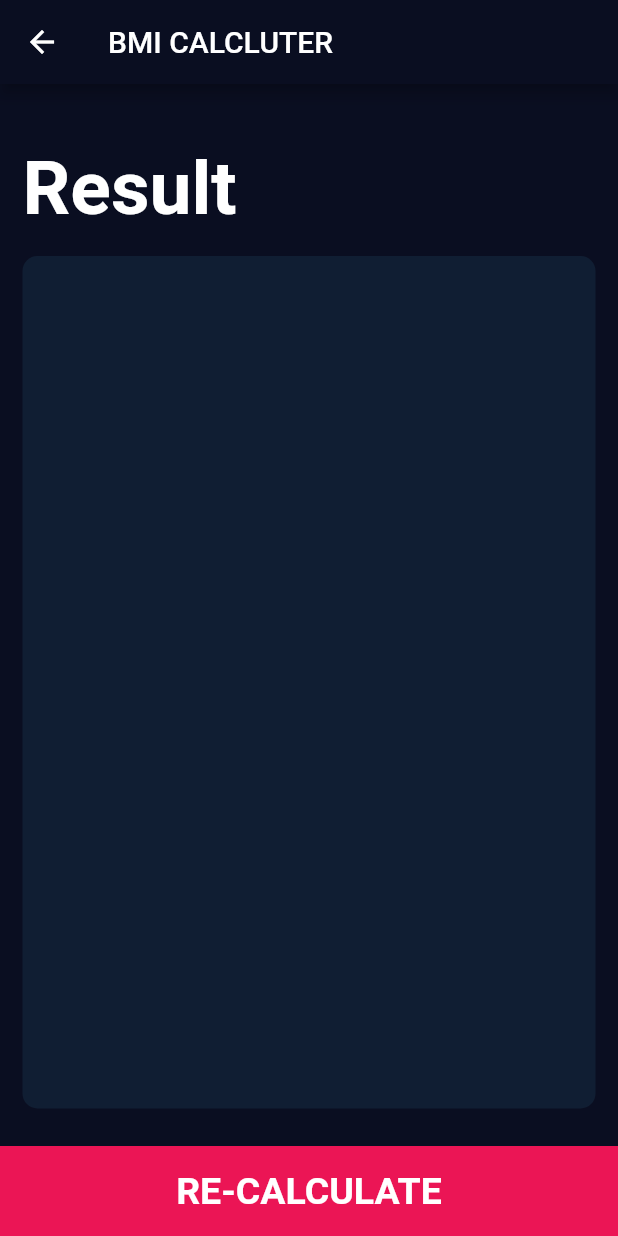
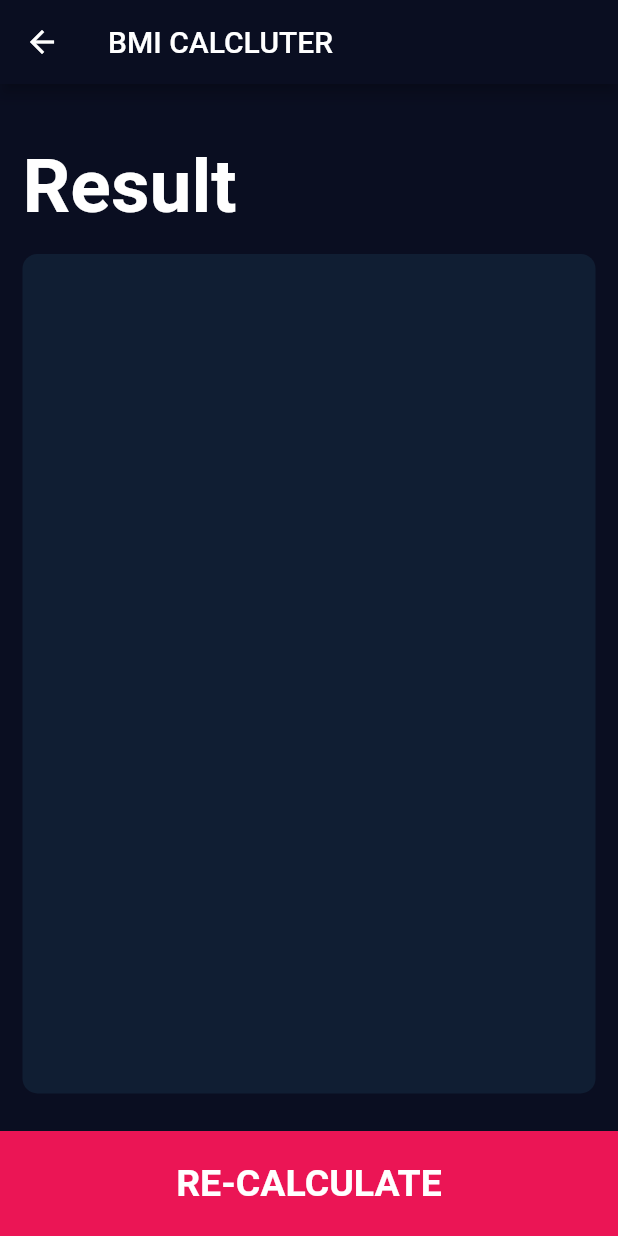
Before and after one commit to Abdelrahman0Atef/BMI-BMR-Calculator, a Flutter app: the ResultPage screen opened directly with empty values, on a phone screen of 412 x 824 dp. Run offline on Flutter 3.47's test engine with Material 2 defaults, Android fonts, the phone set to English and light mode, and no system bars; our stand-ins replace cool_alert, font_awesome_flutter; missing offline and left inert: dart:ffi.

Commit message:
second commit

```diff
--- a/lib/Components/ReresuletButton.dart
+++ /dev/null
@@ -1,26 +0,0 @@
-import 'package:flutter/material.dart';
-import 'package:bmi_calculator/consts.dart';
-
-class ReresuletButton extends StatelessWidget {
-
-  ReresuletButton({@required this.title, @required this.onTap});
-
-  final String title;
-  final Function onTap;
-
-  @override
-  Widget build(BuildContext context) {
-    return GestureDetector(
-      onTap: onTap,
-      child: Container(
-        child: Center(
-            child: Text(title,style: kResultbutton,)
-        ),
-        margin: EdgeInsets.only(top: 10),
-        color: kBottomcontainercolor,
-        width: double.infinity,
-        height: 60,
-      ),
-    );
-  }
-}
--- a/lib/Components/ResuletButton.dart
+++ b/lib/Components/ResuletButton.dart
@@ -1,3 +1,5 @@
+import 'dart:ffi';
+
 import 'package:flutter/material.dart';
 import 'package:bmi_calculator/consts.dart';
 
@@ -16,9 +18,9 @@ class ResuletButton extends StatelessWidget {
         child: Center(
             child: Text(title,style: kResultbutton,)
         ),
-        margin: EdgeInsets.only(top: 10,right: 10,left: 10),
+        margin: EdgeInsets.only(top: 10),
         color: kBottomcontainercolor,
-        width: 160,
+        width: double.infinity,
         height: 70,
       ),
     );
--- a/lib/Screen/ResultPage.dart
+++ b/lib/Screen/ResultPage.dart
@@ -1,4 +1,3 @@
-import 'package:bmi_calculator/Components/ReresuletButton.dart';
 import 'package:bmi_calculator/Components/ResuletButton.dart';
 import 'package:flutter/material.dart';
 import 'package:bmi_calculator/consts.dart';
@@ -57,7 +56,7 @@ class ResultPage extends StatelessWidget {
               ),
             ),
           ),
-          ReresuletButton(title: 'RE-CALCULATE',onTap: (){
+          ResuletButton(title: 'RE-CALCULATE',onTap: (){
             Navigator.pop(context);
           },)
         ],
--- a/lib/Screen/ResultPageBMR.dart
+++ b/lib/Screen/ResultPageBMR.dart
@@ -1,4 +1,3 @@
-import 'package:bmi_calculator/Components/ReresuletButton.dart';
 import 'package:bmi_calculator/Components/ResuletButton.dart';
 import 'package:flutter/material.dart';
 import 'package:bmi_calculator/consts.dart';
@@ -56,7 +55,7 @@ class ResultPageBMR extends StatelessWidget {
               ),
             ),
           ),
-          ReresuletButton(
+          ResuletButton(
             title: 'RE-CALCULATE',
             onTap: () {
               Navigator.pop(context);
--- a/lib/main.dart
+++ b/lib/main.dart
@@ -1,7 +1,5 @@
 import 'package:flutter/material.dart';
 import 'Screen/input_page.dart';
-import 'Screen/ResultPage.dart';
-import 'Screen/ResultPageBMR.dart';
 
 void main() => runApp(BMICalculator());
 
```
Also changed, not shown: lib/Screen/input_page.dart (+31 -6 lines).
